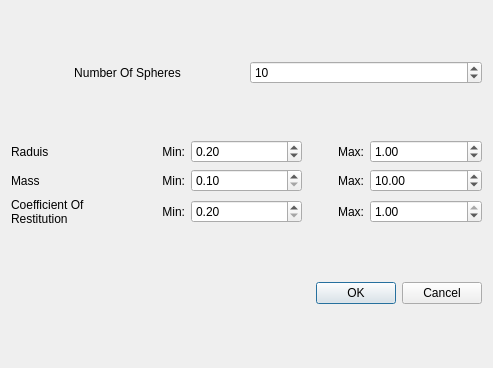
Before: the Qt Designer form spheregenerator.ui in jacobmoroni/SnowGlobe, drawn with Qt 5.
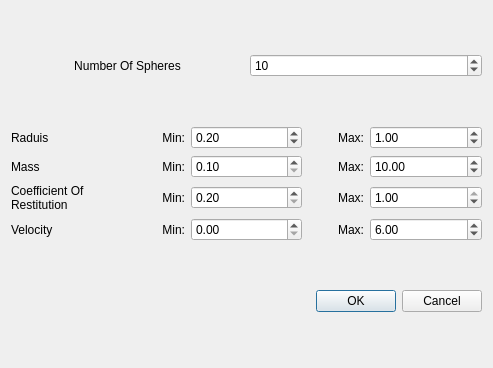
After: the same form once the commit is applied.

The edit to the form file:
```diff
--- a/spheregenerator.ui
+++ b/spheregenerator.ui
@@ -211,6 +211,56 @@
        </property>
       </widget>
      </item>
+     <item row="3" column="0">
+      <widget class="QLabel" name="vel_label">
+       <property name="text">
+        <string>Velocity</string>
+       </property>
+      </widget>
+     </item>
+     <item row="3" column="1">
+      <widget class="QLabel" name="vel_min_l">
+       <property name="text">
+        <string>Min:</string>
+       </property>
+       <property name="alignment">
+        <set>Qt::AlignRight|Qt::AlignTrailing|Qt::AlignVCenter</set>
+       </property>
+      </widget>
+     </item>
+     <item row="3" column="3">
+      <widget class="QLabel" name="vel_max_l">
+       <property name="text">
+        <string>Max:</string>
+       </property>
+       <property name="alignment">
+        <set>Qt::AlignRight|Qt::AlignTrailing|Qt::AlignVCenter</set>
+       </property>
+      </widget>
+     </item>
+     <item row="3" column="2">
+      <widget class="QDoubleSpinBox" name="vel_min">
+       <property name="maximum">
+        <double>30.000000000000000</double>
+       </property>
+       <property name="singleStep">
+        <double>0.500000000000000</double>
+       </property>
+      </widget>
+     </item>
+     <item row="3" column="4">
+      <widget class="QDoubleSpinBox" name="vel_max">
+       <property name="maximum">
+        <double>30.000000000000000</double>
+       </property>
+       <property name="singleStep">
+        <double>0.500000000000000</double>
+       </property>
+       <property name="value">
+        <double>6.000000000000000</double>
+       </property>
+      </widget>
+     </item>
     </layout>
    </item>
    <item>
```
Left out of the diff: 34 changed lines with no effect on the pictures.
